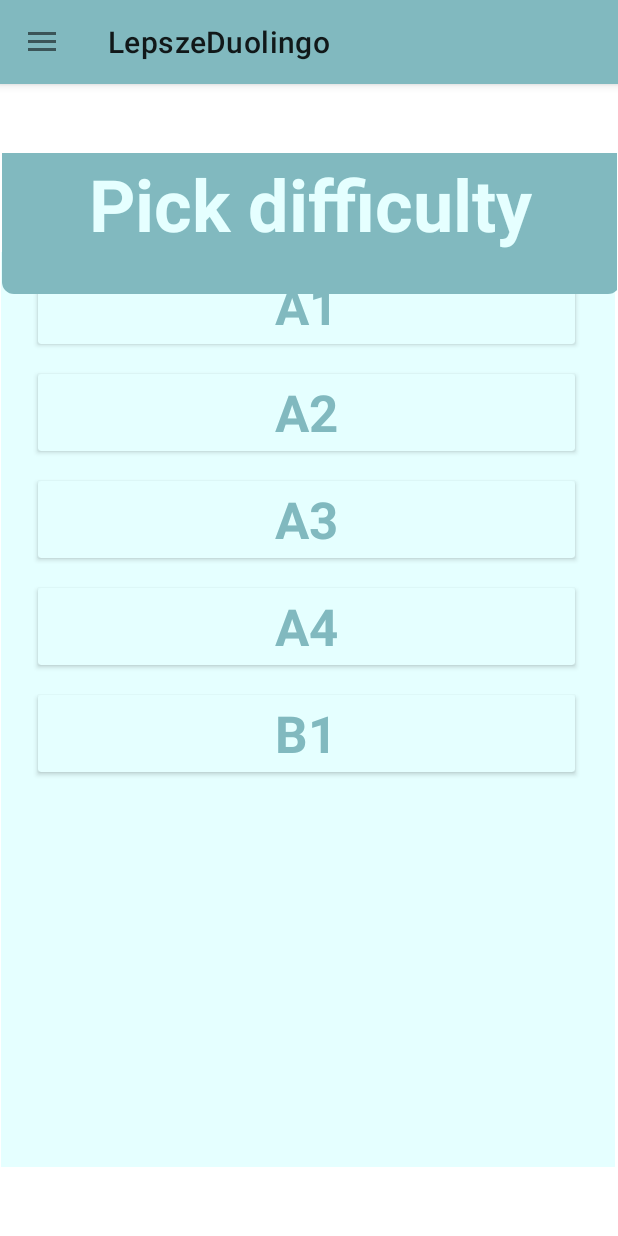
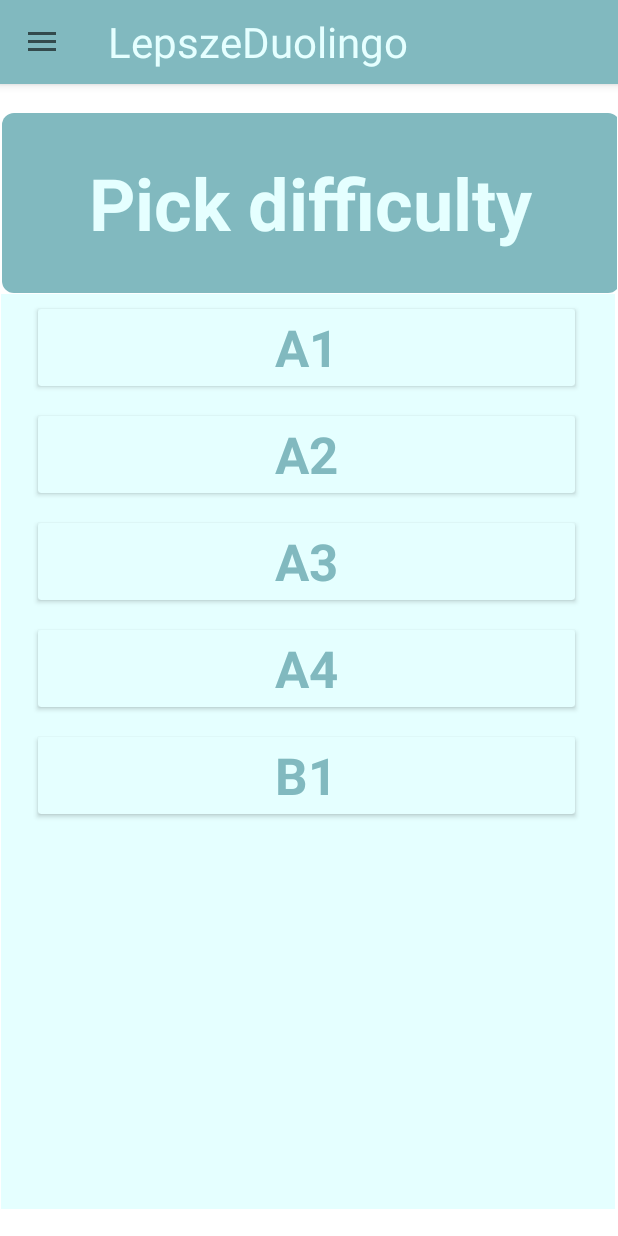
Before and after one commit to Rav2408/LepszeDuolingo, an Android app: the DifficultiesActivity screen opened directly, with no data from a screen before it, on a phone screen of 412 x 824 dp. Run offline under Robolectric (Android 15) with nearby library versions, the phone set to English and light mode, and no system bars; network calls fail.

Commit message:
fixed layout

```diff
--- a/app/src/main/res/layout/activity_drawer_main.xml
+++ b/app/src/main/res/layout/activity_drawer_main.xml
@@ -7,11 +7,12 @@
     tools:context=".DrawerMainActivity"
     tools:openDrawer="start"
     android:fitsSystemWindows="true">
-
+    <!--Content-->
     <include
         layout="@layout/content_main_layout"
         android:layout_width="match_parent"
         android:layout_height="match_parent"/>
+    <!--Navigation bar-->
     <com.google.android.material.navigation.NavigationView
         android:layout_width="wrap_content"
         android:layout_height="match_parent"
--- a/app/src/main/res/layout/content_main_layout.xml
+++ b/app/src/main/res/layout/content_main_layout.xml
@@ -9,6 +9,8 @@
         android:id="@+id/appBarLayout"
         android:layout_width="match_parent"
         android:layout_height="wrap_content"
+        app:layout_constraintEnd_toEndOf="parent"
+        app:layout_constraintStart_toStartOf="parent"
         app:layout_constraintTop_toTopOf="parent">
 
         <androidx.appcompat.widget.Toolbar
@@ -16,14 +18,15 @@
             android:layout_width="match_parent"
             android:layout_height="?attr/actionBarSize"
             android:background="?attr/colorPrimary"
-            android:theme="@style/Theme.LepszeDuolingo.PopupOverlay" />
+            app:titleTextColor="@color/MainLight"
+            app:titleTextAppearance="@style/toolbar_title"/>
 
     </com.google.android.material.appbar.AppBarLayout>
 
     <FrameLayout
         android:id="@+id/activityContainer"
         android:layout_width="411dp"
-        android:layout_height="676dp"
+        android:layout_height="wrap_content"
         app:layout_constraintBottom_toBottomOf="parent"
         app:layout_constraintEnd_toEndOf="parent"
         app:layout_constraintStart_toStartOf="parent"
--- a/app/src/main/res/layout/main_drawer_header.xml
+++ b/app/src/main/res/layout/main_drawer_header.xml
@@ -2,8 +2,8 @@
 <LinearLayout xmlns:android="http://schemas.android.com/apk/res/android"
     xmlns:app="http://schemas.android.com/apk/res-auto"
     xmlns:tools="http://schemas.android.com/tools"
-    android:layout_width="match_parent"
-    android:layout_height="200dp"
+    android:layout_width="wrap_content"
+    android:layout_height="wrap_content"
     android:background="@drawable/rectangle"
     android:orientation="vertical"
     android:padding="20dp"
@@ -13,6 +13,7 @@
         android:id="@+id/nav_header_title"
         android:layout_width="match_parent"
         android:layout_height="102dp"
+        android:layout_marginTop="40dp"
         android:paddingTop="@dimen/nav_header_vertical_spacing"
         android:text="@string/nav_header_title"
         android:textAppearance="@style/TextAppearance.AppCompat.Body1"
--- /dev/null
+++ b/app/src/main/res/values/styles.xml
@@ -0,0 +1,6 @@
+<?xml version="1.0" encoding="utf-8"?>
+<resources>
+    <style name="toolbar_title" parent="TextAppearance.AppCompat">
+        <item name="android:textSize">28dp</item>
+    </style>
+</resources>
```
Also changed, not shown: app/src/main/res/layout/fragment_dictionary.xml (+4 -5 lines).
